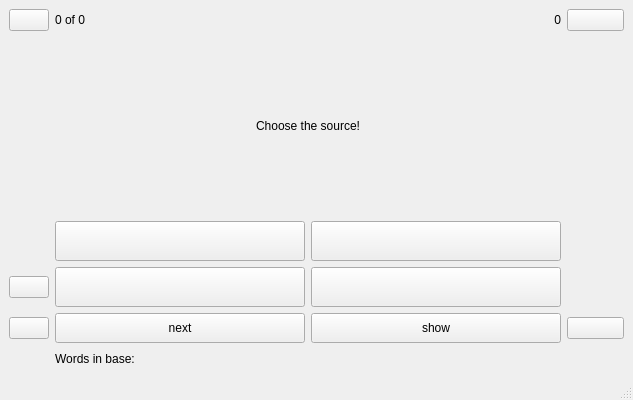
Vladimir-Khlghatyan/engWords, file engWords/mainwindow.ui: the form before one commit.
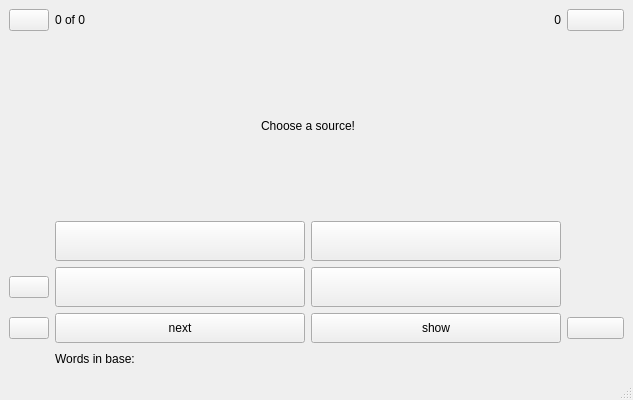
The form after the commit.

Patch:
```diff
--- a/engWords/mainwindow.ui
+++ b/engWords/mainwindow.ui
@@ -121,7 +121,7 @@
     <item row="1" column="2" rowspan="5" colspan="3">
      <widget class="QLabel" name="wordLabel">
       <property name="text">
-       <string>Choose the source!</string>
+       <string>Choose a source!</string>
       </property>
       <property name="alignment">
        <set>Qt::AlignCenter</set>
```
